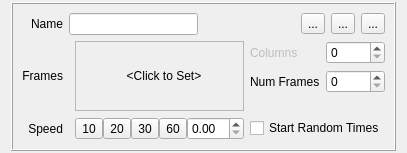
First picture: the form in Editor/src/Assets/Atlas/TileSet/WgtTileSetAnimation.ui, repository GameOverture/HarmonyEngine, before the edit.
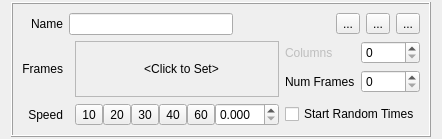
Second picture: the form after the edit. Icons and pictures are not drawn.

Commit message: TileSet widget item fixes; Separated Tile Set terrain into its own files

Diff of the .ui file:
```diff
--- a/Editor/src/Assets/Atlas/TileSet/WgtTileSetAnimation.ui
+++ b/Editor/src/Assets/Atlas/TileSet/WgtTileSetAnimation.ui
@@ -9,8 +9,8 @@
    <rect>
     <x>0</x>
     <y>0</y>
-    <width>386</width>
-    <height>153</height>
+    <width>418</width>
+    <height>139</height>
    </rect>
   </property>
   <property name="sizePolicy">
@@ -67,6 +67,13 @@
           </property>
          </widget>
         </item>
+        <item>
+         <widget class="QToolButton" name="btnHz40">
+          <property name="text">
+           <string>40</string>
+          </property>
+         </widget>
+        </item>
         <item>
          <widget class="QToolButton" name="btnHz60">
           <property name="text">
@@ -76,6 +83,9 @@
         </item>
         <item>
          <widget class="QDoubleSpinBox" name="sbFrameRate">
+          <property name="decimals">
+           <number>3</number>
+          </property>
           <property name="singleStep">
            <double>0.010000000000000</double>
           </property>
```
The commit also changes 12 other files.
